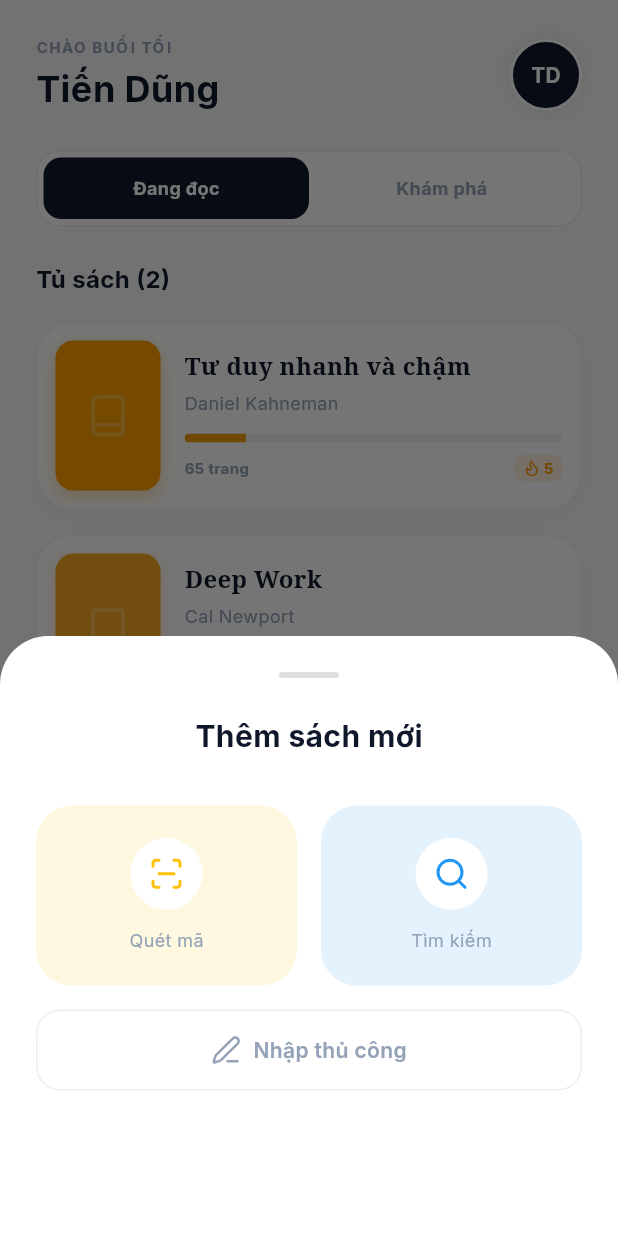
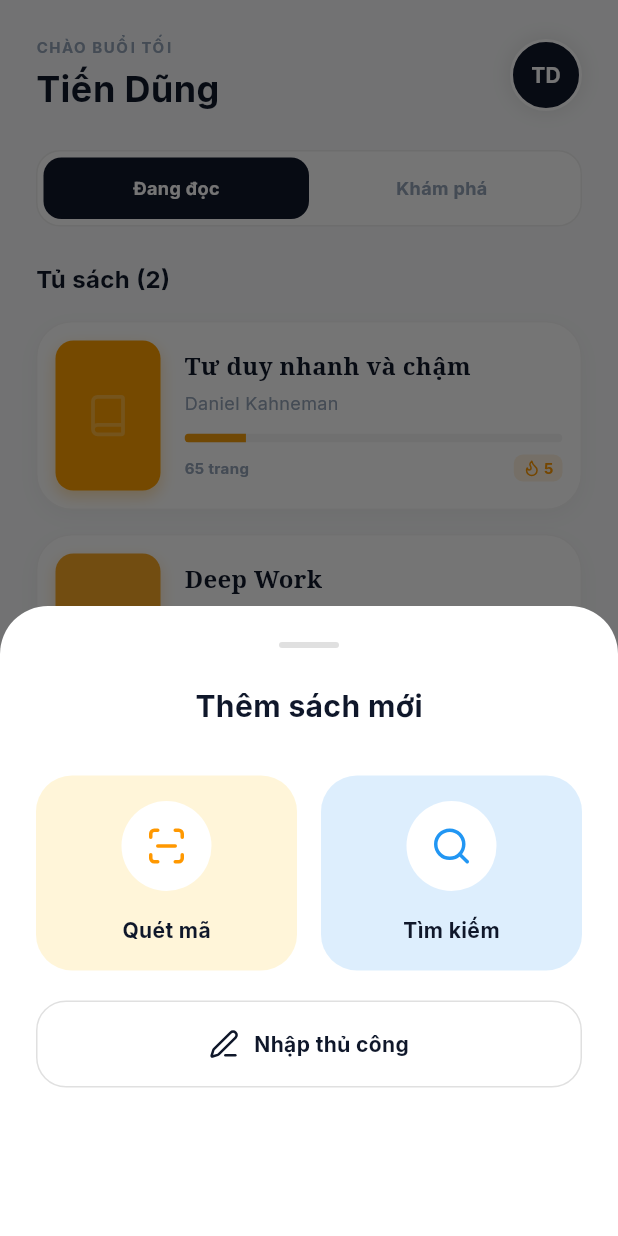
Before and after one commit to Dung151204/Du_An_Tram_Doc, a Flutter app: the screen it shows after launch, item 3 of the bottom bar chosen, on a phone screen of 412 x 824 dp. Run offline on Flutter 3.47's test engine with Material 3 defaults, Android fonts, the phone set to English and light mode, and no system bars; our stand-ins replace google_fonts, lucide_icons.

Commit message:
UI: Sua loi giao dien mau bi nhat cua tao Menu Them sach (Va cac file man hinh con placeholder)

```diff
--- a/lib/screens/add_book/add_book_sheet.dart
+++ b/lib/screens/add_book/add_book_sheet.dart
@@ -1,6 +1,7 @@
 import 'package:flutter/material.dart';
 import 'package:lucide_icons/lucide_icons.dart';
 import '../../core/constants/app_colors.dart';
+
 
 class AddBookSheet extends StatelessWidget {
   const AddBookSheet({super.key});
@@ -8,7 +9,7 @@ class AddBookSheet extends StatelessWidget {
   @override
   Widget build(BuildContext context) {
     return Container(
-      height: 400,
+      height: 420,
       padding: const EdgeInsets.all(24),
       decoration: const BoxDecoration(
         color: Colors.white,
@@ -16,6 +17,7 @@ class AddBookSheet extends StatelessWidget {
       ),
       child: Column(
         children: [
+          // Thanh nắm kéo
           Container(width: 40, height: 4, decoration: BoxDecoration(color: Colors.grey[300], borderRadius: BorderRadius.circular(2))),
           const SizedBox(height: 24),
           const Text("Thêm sách mới", style: TextStyle(fontSize: 20, fontWeight: FontWeight.bold, color: AppColors.textDark)),
@@ -23,27 +25,39 @@ class AddBookSheet extends StatelessWidget {
 
           Row(
             children: [
-              // Nút Quét mã (Chưa có lệnh chuyển trang)
-              _buildBtn(context, LucideIcons.scanLine, "Quét mã", Colors.amber.shade50, Colors.amber, () {}),
+              // Nút Quét mã
+              _buildBtn(context, LucideIcons.scanLine, "Quét mã", Colors.amber.shade100.withOpacity(0.5), Colors.orange, () {
+                // Tạm thời chưa chuyển trang để tránh lỗi
+                print("Bam nut Quet ma");
+              }),
               const SizedBox(width: 16),
-              // Nút Tìm kiếm (Chưa có lệnh chuyển trang)
-              _buildBtn(context, LucideIcons.search, "Tìm kiếm", Colors.blue.shade50, Colors.blue, () {}),
+
+              // Nút Tìm kiếm
+              _buildBtn(context, LucideIcons.search, "Tìm kiếm", Colors.blue.shade100.withOpacity(0.5), Colors.blue, () {
+                print("Bam nut Tim kiem");
+              }),
             ],
           ),
-          const SizedBox(height: 16),
+          const SizedBox(height: 20),
 
-          // Nút Nhập thủ công (Chưa có lệnh chuyển trang)
+          // Nút Nhập thủ công
           GestureDetector(
-            onTap: () {},
+            onTap: () {
+              print("Bam nut Nhap thu cong");
+            },
             child: Container(
-              padding: const EdgeInsets.symmetric(vertical: 16),
-              decoration: BoxDecoration(border: Border.all(color: Colors.grey.shade200), borderRadius: BorderRadius.circular(16)),
+              padding: const EdgeInsets.symmetric(vertical: 18),
+              decoration: BoxDecoration(
+                  color: Colors.white,
+                  border: Border.all(color: Colors.grey.shade300),
+                  borderRadius: BorderRadius.circular(20)
+              ),
               child: Row(
                 mainAxisAlignment: MainAxisAlignment.center,
                 children: const [
-                  Icon(LucideIcons.edit3, size: 20, color: AppColors.textGrey),
-                  SizedBox(width: 8),
-                  Text("Nhập thủ công", style: TextStyle(fontWeight: FontWeight.w600, color: AppColors.textGrey)),
+                  Icon(LucideIcons.edit3, size: 20, color: AppColors.textDark),
+                  SizedBox(width: 10),
+                  Text("Nhập thủ công", style: TextStyle(fontSize: 14, fontWeight: FontWeight.bold, color: AppColors.textDark)),
                 ],
               ),
             ),
@@ -53,19 +67,26 @@ class AddBookSheet extends StatelessWidget {
     );
   }
 
-  Widget _buildBtn(BuildContext context, IconData icon, String label, Color bg, Color color, VoidCallback onPress) {
+  Widget _buildBtn(BuildContext context, IconData icon, String label, Color bg, Color iconColor, VoidCallback onPress) {
     return Expanded(
       child: GestureDetector(
         onTap: onPress,
         child: Container(
-          height: 120,
-          decoration: BoxDecoration(color: bg, borderRadius: BorderRadius.circular(24)),
+          height: 130,
+          decoration: BoxDecoration(
+              color: bg,
+              borderRadius: BorderRadius.circular(24)
+          ),
           child: Column(
               mainAxisAlignment: MainAxisAlignment.center,
               children: [
-                Container(padding: const EdgeInsets.all(12), decoration: const BoxDecoration(color: Colors.white, shape: BoxShape.circle), child: Icon(icon, color: color)),
-                const SizedBox(height: 12),
-                Text(label, style: TextStyle(color: AppColors.textGrey, fontSize: 12)),
+                Container(
+                    padding: const EdgeInsets.all(16),
+                    decoration: const BoxDecoration(color: Colors.white, shape: BoxShape.circle),
+                    child: Icon(icon, color: iconColor, size: 28)
+                ),
+                const SizedBox(height: 16),
+                Text(label, style: const TextStyle(color: AppColors.textDark, fontSize: 14, fontWeight: FontWeight.bold)),
               ]
           ),
         ),
```
Also changed, not shown: pubspec.lock.
